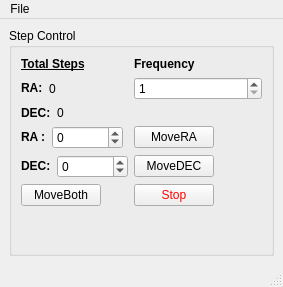
Old version of the form GUI_Windows/ManualControl.ui in the repository AmateurRadioTelescopeSystem/RadioTelescope_Controller.
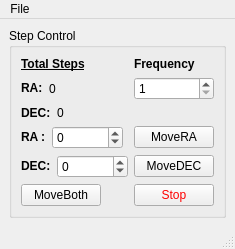
New version of the form.

What changed in the file:
```diff
--- a/GUI_Windows/ManualControl.ui
+++ b/GUI_Windows/ManualControl.ui
@@ -9,8 +9,8 @@
    <rect>
     <x>0</x>
     <y>0</y>
-    <width>283</width>
-    <height>287</height>
+    <width>216</width>
+    <height>239</height>
    </rect>
   </property>
   <property name="font">
@@ -256,8 +256,8 @@
     <rect>
      <x>0</x>
      <y>0</y>
-     <width>283</width>
-     <height>26</height>
+     <width>216</width>
+     <height>21</height>
     </rect>
    </property>
    <widget class="QMenu" name="menuFile">
```
